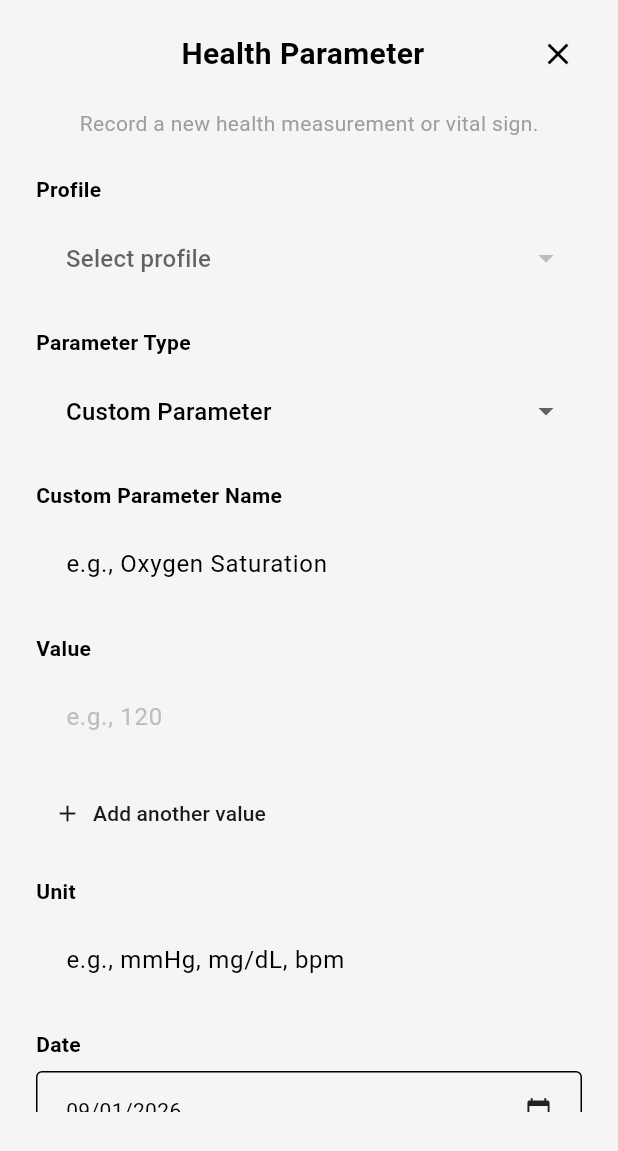
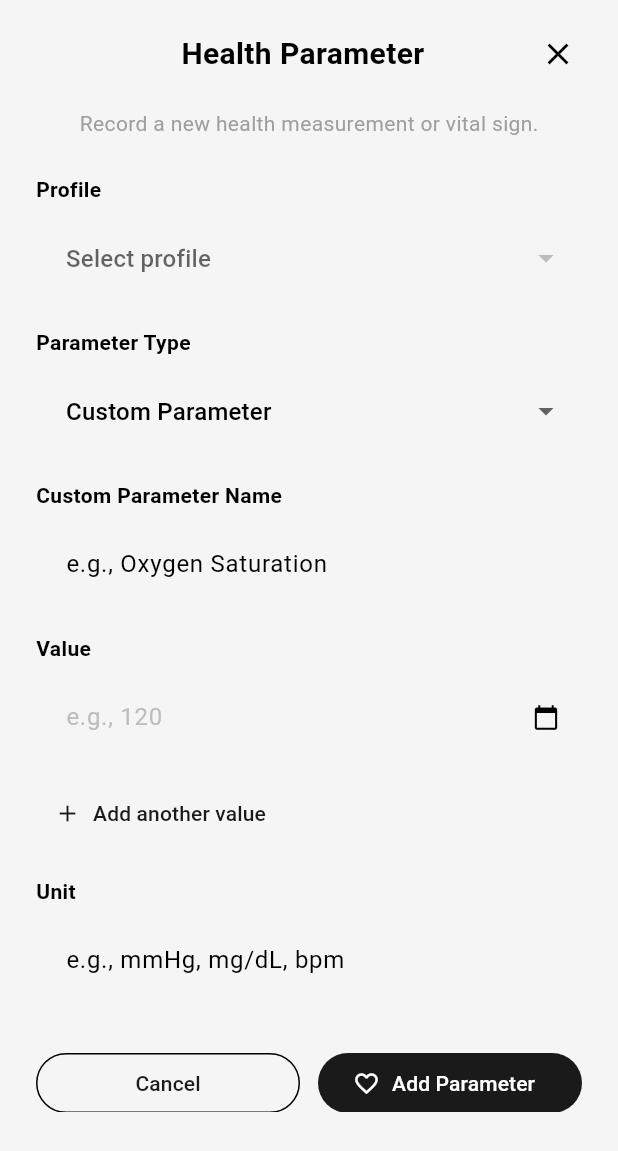
Before and after one commit to worksiv9880/medigraf, a Flutter app: the _HealthParameterSheet widget shown alone on an empty page, opened directly, on a phone screen of 412 x 824 dp. Shown: the top 1151 px of the screen. Run offline on Flutter 3.47's test engine with Material 3 defaults, Android fonts, the phone set to English and light mode, and no system bars; our stand-ins replace drift, fl_chart, flutter_riverpod, go_router, image_picker, table_calendar; missing offline and left inert: cunning_document_scanner; accounts and stored records are empty; generated files the repository leaves out were written again.

Commit message:
Add per-value dates in parameter sheet

```diff
--- a/lib/presentation/pages/charts/dialogs/health_parameter_sheet.dart
+++ b/lib/presentation/pages/charts/dialogs/health_parameter_sheet.dart
@@ -1,7 +1,6 @@
 import 'package:drift/drift.dart' as drift;
 import 'package:flutter/material.dart';
 import 'package:flutter_riverpod/flutter_riverpod.dart';
-import 'package:intl/intl.dart';
 
 import '../../../../core/di/providers.dart';
 import '../../../../data/datasources/local/app_database.dart';
@@ -28,22 +27,21 @@ class _HealthParameterSheet extends ConsumerStatefulWidget {
 
 class _HealthParameterSheetState extends ConsumerState<_HealthParameterSheet> {
   final _customNameController = TextEditingController();
-  final List<TextEditingController> _valueControllers = [
-    TextEditingController(),
+  final List<_ValueEntry> _valueEntries = [
+    _ValueEntry(controller: TextEditingController(), date: DateTime.now()),
   ];
   final _unitController = TextEditingController();
 
   _ParameterMode _mode = _ParameterMode.custom;
   Participant? _selectedParticipant;
   ChartParameter? _selectedParameter;
-  DateTime _selectedDate = DateTime.now();
   bool _isSaving = false;
 
   @override
   void dispose() {
     _customNameController.dispose();
-    for (final controller in _valueControllers) {
-      controller.dispose();
+    for (final entry in _valueEntries) {
+      entry.controller.dispose();
     }
     _unitController.dispose();
     super.dispose();
@@ -86,18 +84,6 @@ class _HealthParameterSheetState extends ConsumerState<_HealthParameterSheet> {
     }
   }
 
-  Future<void> _selectDate() async {
-    final picked = await showDatePicker(
-      context: context,
-      initialDate: _selectedDate,
-      firstDate: DateTime(2020),
-      lastDate: DateTime.now(),
-    );
-    if (picked != null) {
-      setState(() => _selectedDate = picked);
-    }
-  }
-
   Future<void> _save() async {
     final participant = _selectedParticipant;
     if (participant == null) {
@@ -107,8 +93,8 @@ class _HealthParameterSheetState extends ConsumerState<_HealthParameterSheet> {
       return;
     }
 
-    final values = _valueControllers
-        .map((controller) => controller.text.trim())
+    final values = _valueEntries
+        .map((entry) => entry.controller.text.trim())
         .where((value) => value.isNotEmpty)
         .toList();
     if (values.isEmpty) {
@@ -172,12 +158,14 @@ class _HealthParameterSheetState extends ConsumerState<_HealthParameterSheet> {
             );
       }
 
-      for (final value in parsedValues.whereType<double>()) {
+      for (final entry in _valueEntries) {
+        final parsedValue = double.tryParse(entry.controller.text.trim());
+        if (parsedValue == null) continue;
         await db.addDataPoint(
           MetricDataPointsCompanion(
             metricId: drift.Value(metricId),
-            value: drift.Value(value),
-            recordedAt: drift.Value(_selectedDate),
+            value: drift.Value(parsedValue),
+            recordedAt: drift.Value(entry.date),
           ),
         );
       }
@@ -367,16 +355,16 @@ class _HealthParameterSheetState extends ConsumerState<_HealthParameterSheet> {
                         title: 'Value',
                         child: Column(
                           children: [
-                            ..._valueControllers.asMap().entries.map((entry) {
+                            ..._valueEntries.asMap().entries.map((entry) {
                               final index = entry.key;
-                              final controller = entry.value;
+                              final valueEntry = entry.value;
                               return Padding(
                                 padding: const EdgeInsets.only(bottom: 12),
                                 child: Row(
                                   children: [
                                     Expanded(
                                       child: TextField(
-                                        controller: controller,
+                                        controller: valueEntry.controller,
                                         keyboardType: TextInputType.number,
                                         decoration: InputDecoration(
                                           hintText: valueHint,
@@ -386,17 +374,38 @@ class _HealthParameterSheetState extends ConsumerState<_HealthParameterSheet> {
                                         ),
                                       ),
                                     ),
-                                    if (_valueControllers.length > 1)
+                                    IconButton(
+                                      tooltip: 'Select date',
+                                      icon: const Icon(
+                                        Icons.calendar_today,
+                                        size: 18,
+                                      ),
+                                      onPressed: () async {
+                                        final picked = await showDatePicker(
+                                          context: context,
+                                          initialDate: valueEntry.date,
+                                          firstDate: DateTime(2020),
+                                          lastDate: DateTime.now(),
+                                        );
+                                        if (picked != null) {
+                                          setState(() {
+                                            _valueEntries[index] =
+                                                valueEntry.copyWith(
+                                              date: picked,
+                                            );
+                                          });
+                                        }
+                                      },
+                                    ),
+                                    if (_valueEntries.length > 1)
                                       IconButton(
                                         tooltip: 'Remove value',
                                         icon: const Icon(Icons.close, size: 18),
                                         onPressed: () {
                                           setState(() {
                                             final removed =
-                                                _valueControllers.removeAt(
-                                              index,
-                                            );
-                                            removed.dispose();
+                                                _valueEntries.removeAt(index);
+                                            removed.controller.dispose();
                                           });
                                         },
                                       ),
@@ -409,8 +418,11 @@ class _HealthParameterSheetState extends ConsumerState<_HealthParameterSheet> {
                               child: TextButton.icon(
                                 onPressed: () {
                                   setState(() {
-                                    _valueControllers.add(
-                                      TextEditingController(),
+                                    _valueEntries.add(
+                                      _ValueEntry(
+                                        controller: TextEditingController(),
+                                        date: DateTime.now(),
+                                      ),
                                     );
                                   });
                                 },
@@ -431,28 +443,6 @@ class _HealthParameterSheetState extends ConsumerState<_HealthParameterSheet> {
                             ),
                           ),
                         ),
-                      _Section(
-                        title: 'Date',
-                        child: InkWell(
-                          onTap: _selectDate,
-                          child: InputDecorator(
-                            decoration: const InputDecoration(
-                              border: OutlineInputBorder(),
-                            ),
-                            child: Row(
-                              children: [
-                                Expanded(
-                                  child: Text(
-                                    DateFormat('dd/MM/yyyy')
-                                        .format(_selectedDate),
-                                  ),
-                                ),
-                                const Icon(Icons.calendar_today, size: 18),
-                              ],
-                            ),
-                          ),
-                        ),
-                      ),
                       const SizedBox(height: 12),
                       Row(
                         children: [
@@ -513,6 +503,23 @@ class _Section extends StatelessWidget {
   }
 }
 
+class _ValueEntry {
+  final TextEditingController controller;
+  final DateTime date;
+
+  const _ValueEntry({required this.controller, required this.date});
+
+  _ValueEntry copyWith({
+    TextEditingController? controller,
+    DateTime? date,
+  }) {
+    return _ValueEntry(
+      controller: controller ?? this.controller,
+      date: date ?? this.date,
+    );
+  }
+}
+
 List<ChartParameter> _buildParameters(List<Metric> metrics) {
   final parameters = <ChartParameter>{};
 
```
Also changed, not shown: lib/presentation/pages/charts/charts_page.dart (+5 -3 lines).
